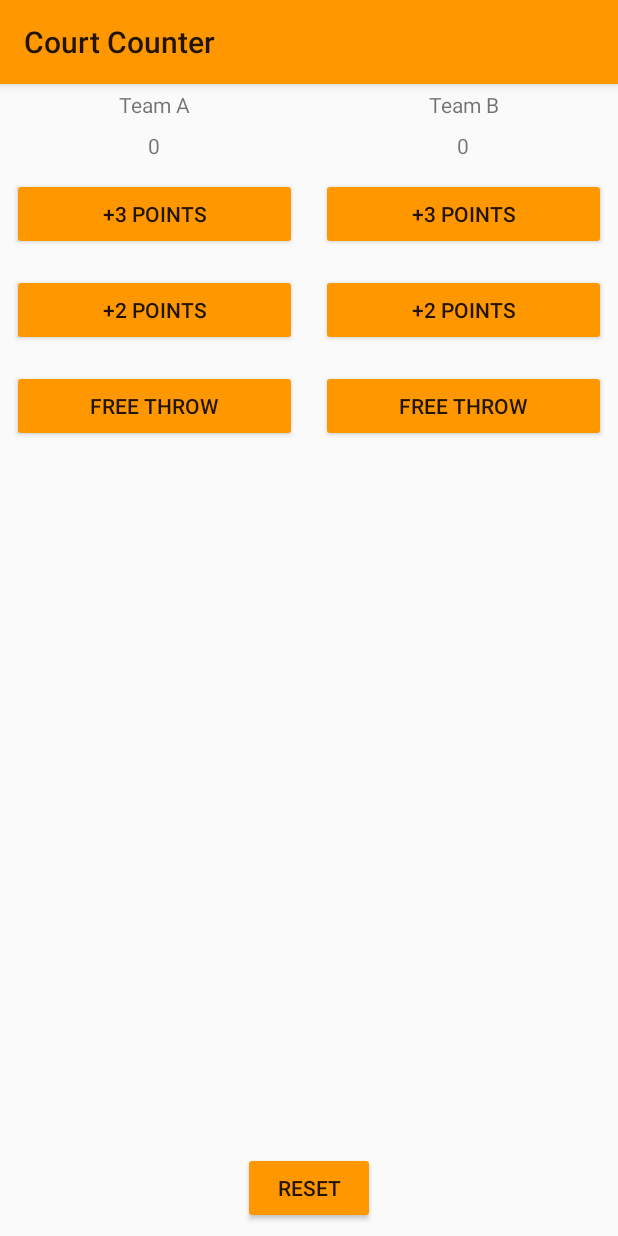
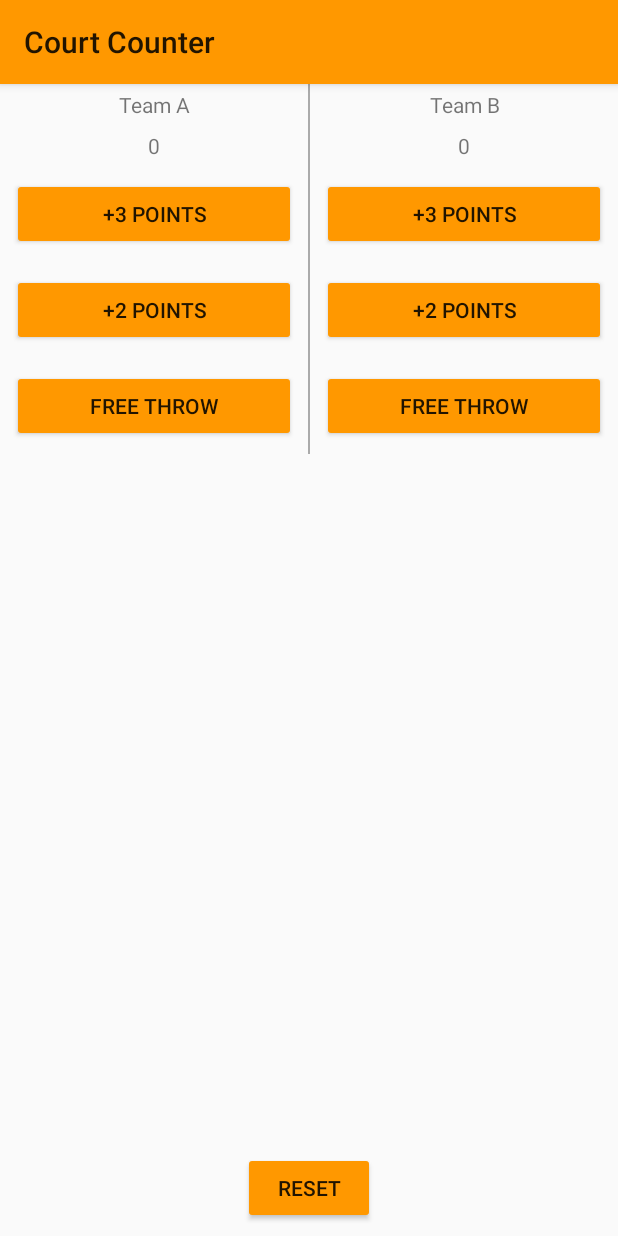
Before and after one commit to Jiyang727/CourtCounter, an Android app: the screen it shows after launch (MainActivity), on a phone screen of 412 x 824 dp. Run offline under Robolectric (Android 15) with nearby library versions, the phone set to English and light mode, and no system bars.

Commit message:
Add gray middle line

```diff
--- a/app/src/main/res/layout/activity_main.xml
+++ b/app/src/main/res/layout/activity_main.xml
@@ -58,6 +58,11 @@
                 android:textAllCaps="true" />
         </LinearLayout>
 
+        <View
+            android:layout_width="1dp"
+            android:layout_height="match_parent"
+            android:background="@android:color/darker_gray" />
+
         <LinearLayout
             android:layout_width="0dp"
             android:layout_height="wrap_content"
```
